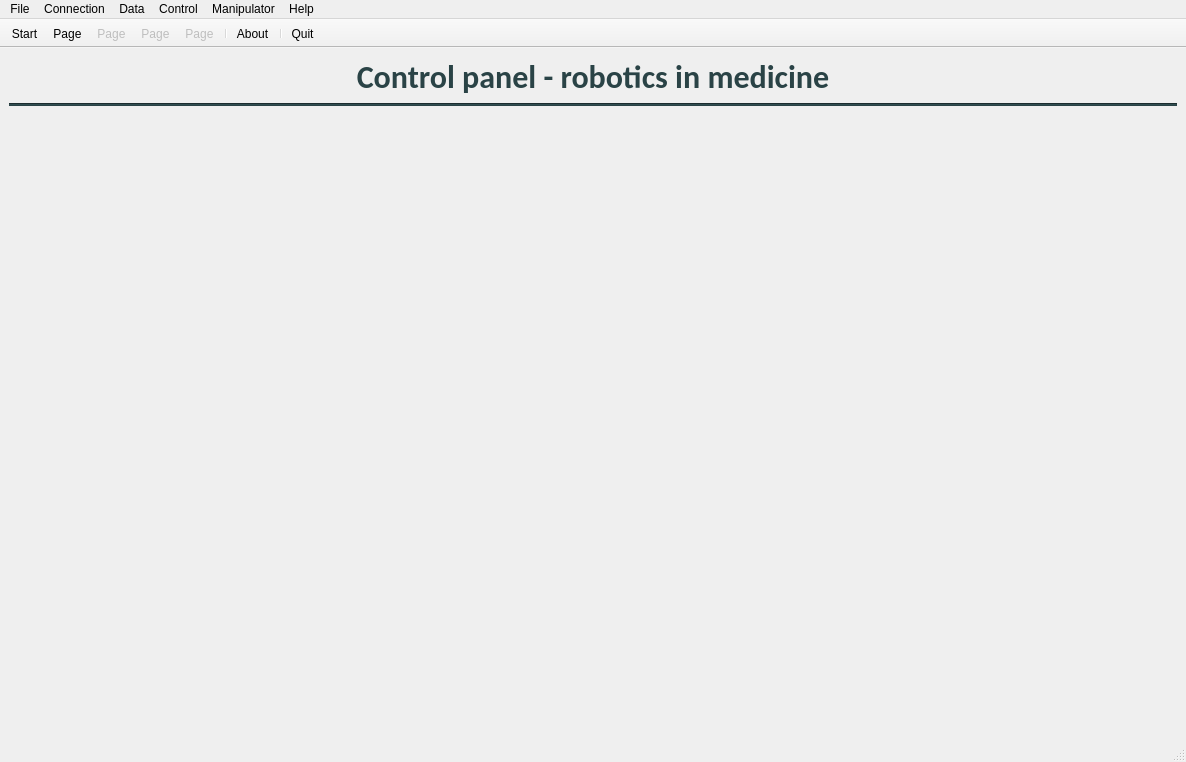
The window that Main/GUI_INZ_Main_project/mainwindow.ui (mgmike1011/INZ-GUI) describes before a commit, drawn with Qt 5.
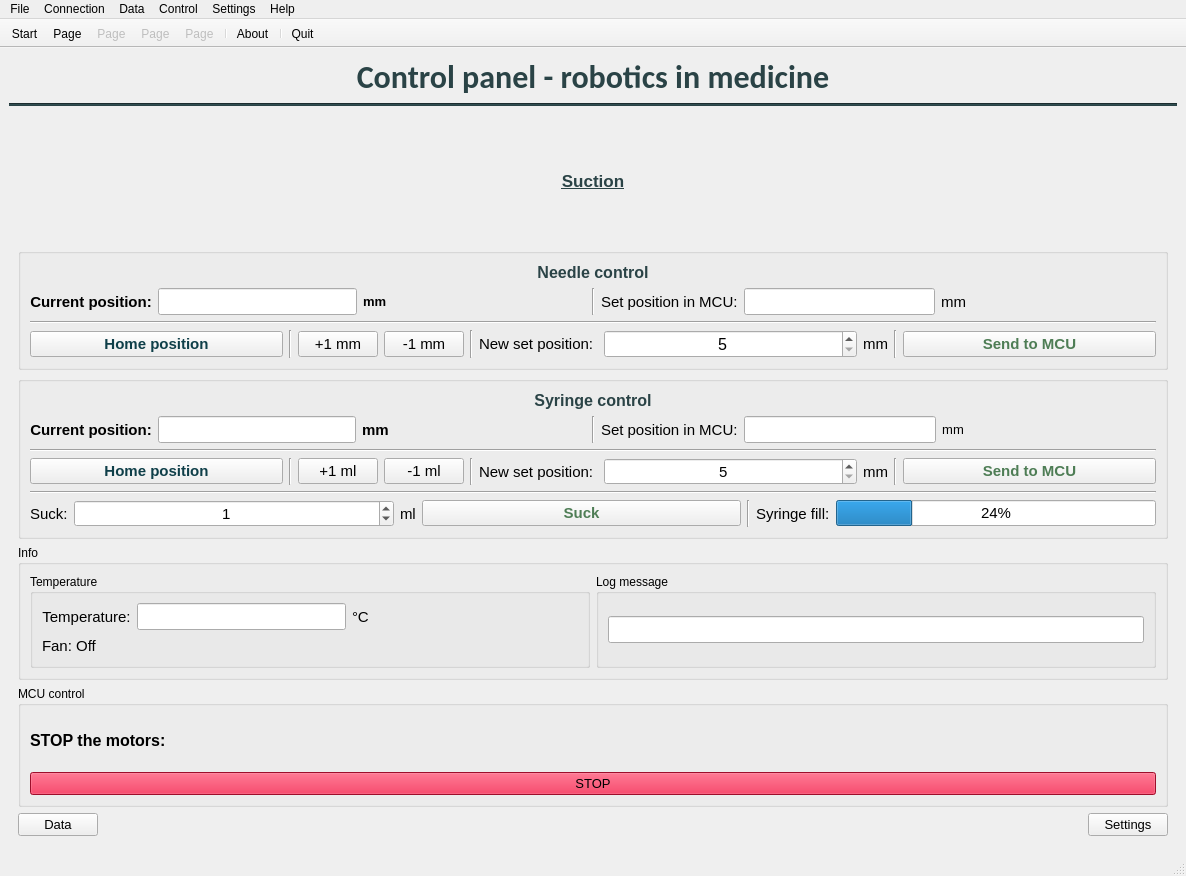
The same window after the commit. The open tabs and pages were chosen to show the change. Icons and pictures are not drawn.

Diff of the .ui file:
```diff
--- a/Main/GUI_INZ_Main_project/mainwindow.ui
+++ b/Main/GUI_INZ_Main_project/mainwindow.ui
@@ -7,7 +7,7 @@
     <x>0</x>
     <y>0</y>
     <width>1186</width>
-    <height>762</height>
+    <height>876</height>
    </rect>
   </property>
   <property name="windowTitle">
@@ -1917,7 +1917,960 @@
         </item>
        </layout>
       </widget>
-      <widget class="QWidget" name="page_6_suction"/>
+      <widget class="QWidget" name="page_6_suction">
+       <layout class="QVBoxLayout" name="verticalLayout_34">
+        <item>
+         <widget class="QLabel" name="label_96">
+          <property name="font">
+           <font>
+            <pointsize>12</pointsize>
+            <bold>true</bold>
+            <underline>true</underline>
+           </font>
+          </property>
+          <property name="text">
+           <string>&lt;html&gt;&lt;head/&gt;&lt;body&gt;&lt;p align=&quot;center&quot;&gt;&lt;span style=&quot; font-size:13pt; font-weight:700; color:#2a4346;&quot;&gt;Suction&lt;/span&gt;&lt;/p&gt;&lt;/body&gt;&lt;/html&gt;</string>
+          </property>
+         </widget>
+        </item>
+        <item>
+         <widget class="QGroupBox" name="groupBox_17">
+          <property name="title">
+           <string/>
+          </property>
+          <layout class="QVBoxLayout" name="verticalLayout_32">
+           <item>
+            <widget class="QLabel" name="label_89">
+             <property name="font">
+              <font>
+               <pointsize>12</pointsize>
+              </font>
+             </property>
+             <property name="text">
+              <string>&lt;html&gt;&lt;head/&gt;&lt;body&gt;&lt;p align=&quot;center&quot;&gt;&lt;span style=&quot; font-weight:700; color:#2a4346;&quot;&gt;Needle control&lt;/span&gt;&lt;/p&gt;&lt;/body&gt;&lt;/html&gt;</string>
+             </property>
+             <property name="alignment">
+              <set>Qt::AlignCenter</set>
+             </property>
+            </widget>
+           </item>
+           <item>
+            <layout class="QHBoxLayout" name="horizontalLayout_61">
+             <item>
+              <layout class="QHBoxLayout" name="horizontalLayout_62">
+               <item>
+                <widget class="QLabel" name="label_90">
+                 <property name="font">
+                  <font>
+                   <pointsize>11</pointsize>
+                   <bold>true</bold>
+                  </font>
+                 </property>
+                 <property name="text">
+                  <string>Current position:</string>
+                 </property>
+                 <property name="alignment">
+                  <set>Qt::AlignCenter</set>
+                 </property>
+                </widget>
+               </item>
+               <item>
+                <widget class="QLineEdit" name="CurrentValueLineEdit_Suction">
+                 <property name="font">
+                  <font>
+                   <pointsize>12</pointsize>
+                   <bold>true</bold>
+                  </font>
+                 </property>
+                 <property name="cursor">
+                  <cursorShape>ArrowCursor</cursorShape>
+                 </property>
+                 <property name="alignment">
+                  <set>Qt::AlignCenter</set>
+                 </property>
+                 <property name="readOnly">
+                  <bool>true</bool>
+                 </property>
+                </widget>
+               </item>
+               <item>
+                <widget class="QLabel" name="label_91">
+                 <property name="font">
+                  <font>
+                   <pointsize>10</pointsize>
+                   <bold>true</bold>
+                  </font>
+                 </property>
+                 <property name="text">
+                  <string>mm</string>
+                 </property>
+                </widget>
+               </item>
+               <item>
+                <spacer name="horizontalSpacer_36">
+                 <property name="orientation">
+                  <enum>Qt::Horizontal</enum>
+                 </property>
+                 <property name="sizeHint" stdset="0">
+                  <size>
+                   <width>40</width>
+                   <height>20</height>
+                  </size>
+                 </property>
+                </spacer>
+               </item>
+              </layout>
+             </item>
+             <item>
+              <widget class="Line" name="line_38">
+               <property name="orientation">
+                <enum>Qt::Vertical</enum>
+               </property>
+              </widget>
+             </item>
+             <item>
+              <layout class="QHBoxLayout" name="horizontalLayout_63">
+               <item>
+                <widget class="QLabel" name="label_92">
+                 <property name="font">
+                  <font>
+                   <pointsize>11</pointsize>
+                  </font>
+                 </property>
+                 <property name="text">
+                  <string>Set position in MCU:</string>
+                 </property>
+                </widget>
+               </item>
+               <item>
+                <widget class="QLineEdit" name="NeedleSetPositionLineEdit_Suction">
+                 <property name="font">
+                  <font>
+                   <pointsize>12</pointsize>
+                  </font>
+                 </property>
+                 <property name="cursor">
+                  <cursorShape>ArrowCursor</cursorShape>
+                 </property>
+                 <property name="alignment">
+                  <set>Qt::AlignCenter</set>
+                 </property>
+                 <property name="readOnly">
+                  <bool>true</bool>
+                 </property>
+                </widget>
+               </item>
+               <item>
+                <widget class="QLabel" name="label_93">
+                 <property name="font">
+                  <font>
+                   <pointsize>11</pointsize>
+                  </font>
+                 </property>
+                 <property name="text">
+                  <string>mm</string>
+                 </property>
+                 <property name="alignment">
+                  <set>Qt::AlignCenter</set>
+                 </property>
+                </widget>
+               </item>
+               <item>
+                <spacer name="horizontalSpacer_37">
+                 <property name="orientation">
+                  <enum>Qt::Horizontal</enum>
+                 </property>
+                 <property name="sizeHint" stdset="0">
+                  <size>
+                   <width>40</width>
+                   <height>20</height>
+                  </size>
+                 </property>
+                </spacer>
+               </item>
+              </layout>
+             </item>
+            </layout>
+           </item>
+           <item>
+            <widget class="Line" name="line_39">
+             <property name="orientation">
+              <enum>Qt::Horizontal</enum>
+             </property>
+            </widget>
+           </item>
+           <item>
+            <layout class="QHBoxLayout" name="horizontalLayout_64" stretch="1,0,0,0,0,0,1,0,0,1">
+             <item>
+              <widget class="QPushButton" name="HomePositionPushButton_NeedleSuction">
+               <property name="font">
+                <font>
+                 <pointsize>11</pointsize>
+                 <bold>true</bold>
+                </font>
+               </property>
+               <property name="cursor">
+                <cursorShape>PointingHandCursor</cursorShape>
+               </property>
+               <property name="styleSheet">
+                <string notr="true">color: rgb(15, 63, 73);</string>
+               </property>
+               <property name="text">
+                <string>Home position</string>
+               </property>
+              </widget>
+             </item>
+             <item>
+              <widget class="Line" name="line_40">
+               <property name="orientation">
+                <enum>Qt::Vertical</enum>
+               </property>
+              </widget>
+             </item>
+             <item>
+              <widget class="QPushButton" name="PlusOnemmPushButton_NeedleSuction">
+               <property name="font">
+                <font>
+                 <pointsize>11</pointsize>
+                </font>
+               </property>
+               <property name="cursor">
+                <cursorShape>PointingHandCursor</cursorShape>
+               </property>
+               <property name="text">
+                <string>+1 mm</string>
+               </property>
+              </widget>
+             </item>
+             <item>
+              <widget class="QPushButton" name="MinusOnemmPushButton_NeedleSuction">
+               <property name="font">
+                <font>
+                 <pointsize>11</pointsize>
+                </font>
+               </property>
+               <property name="cursor">
+                <cursorShape>PointingHandCursor</cursorShape>
+               </property>
+               <property name="text">
+                <string>-1 mm</string>
+               </property>
+              </widget>
+             </item>
+             <item>
+              <widget class="Line" name="line_41">
+               <property name="orientation">
+                <enum>Qt::Vertical</enum>
+               </property>
+              </widget>
+             </item>
+             <item>
+              <widget class="QLabel" name="label_94">
+               <property name="font">
+                <font>
+                 <pointsize>11</pointsize>
+                </font>
+               </property>
+               <property name="text">
+                <string>New set position: </string>
+               </property>
+              </widget>
+             </item>
+             <item>
+              <widget class="QSpinBox" name="NewSetPositionSpinBox_Suction">
+               <property name="font">
+                <font>
+                 <pointsize>12</pointsize>
+                </font>
+               </property>
+               <property name="cursor">
+                <cursorShape>PointingHandCursor</cursorShape>
+               </property>
+               <property name="alignment">
+                <set>Qt::AlignCenter</set>
+               </property>
+               <property name="minimum">
+                <number>5</number>
+               </property>
+               <property name="maximum">
+                <number>200</number>
+               </property>
+              </widget>
+             </item>
+             <item>
+              <widget class="QLabel" name="label_95">
+               <property name="font">
+                <font>
+                 <pointsize>11</pointsize>
+                </font>
+               </property>
+               <property name="text">
+                <string>mm</string>
+               </property>
+               <property name="alignment">
+                <set>Qt::AlignCenter</set>
+               </property>
+              </widget>
+             </item>
+             <item>
+              <widget class="Line" name="line_42">
+               <property name="orientation">
+                <enum>Qt::Vertical</enum>
+               </property>
+              </widget>
+             </item>
+             <item>
+              <widget class="QPushButton" name="SendToMCUPushButton_NeedleSuction">
+               <property name="font">
+                <font>
+                 <pointsize>11</pointsize>
+                 <bold>true</bold>
+                </font>
+               </property>
+               <property name="cursor">
+                <cursorShape>PointingHandCursor</cursorShape>
+               </property>
+               <property name="styleSheet">
+                <string notr="true">color: rgb(78, 125, 85);
+</string>
+               </property>
+               <property name="text">
+                <string>Send to MCU</string>
+               </property>
+              </widget>
+             </item>
+            </layout>
+           </item>
+          </layout>
+         </widget>
+        </item>
+        <item>
+         <widget class="QGroupBox" name="groupBox_18">
+          <property name="title">
+           <string/>
+          </property>
+          <layout class="QVBoxLayout" name="verticalLayout_33">
+           <item>
+            <widget class="QLabel" name="label_97">
+             <property name="font">
+              <font>
+               <pointsize>12</pointsize>
+              </font>
+             </property>
+             <property name="text">
+              <string>&lt;html&gt;&lt;head/&gt;&lt;body&gt;&lt;p align=&quot;center&quot;&gt;&lt;span style=&quot; font-weight:700; color:#2a4346;&quot;&gt;Syringe control&lt;/span&gt;&lt;/p&gt;&lt;/body&gt;&lt;/html&gt;</string>
+             </property>
+             <property name="alignment">
+              <set>Qt::AlignCenter</set>
+             </property>
+            </widget>
+           </item>
+           <item>
+            <layout class="QHBoxLayout" name="horizontalLayout_65">
+             <item>
+              <layout class="QHBoxLayout" name="horizontalLayout_66">
+               <item>
+                <widget class="QLabel" name="label_98">
+                 <property name="font">
+                  <font>
+                   <pointsize>11</pointsize>
+                   <bold>true</bold>
+                  </font>
+                 </property>
+                 <property name="text">
+                  <string>Current position:</string>
+                 </property>
+                 <property name="alignment">
+                  <set>Qt::AlignCenter</set>
+                 </property>
+                </widget>
+               </item>
+               <item>
+                <widget class="QLineEdit" name="CurrentValueLineEdit_SyringeSuction">
+                 <property name="font">
+                  <font>
+                   <pointsize>12</pointsize>
+                   <bold>true</bold>
+                  </font>
+                 </property>
+                 <property name="cursor">
+                  <cursorShape>ArrowCursor</cursorShape>
+                 </property>
+                 <property name="alignment">
+                  <set>Qt::AlignCenter</set>
+                 </property>
+                 <property name="readOnly">
+                  <bool>true</bool>
+                 </property>
+                </widget>
+               </item>
+               <item>
+                <widget class="QLabel" name="label_99">
+                 <property name="font">
+                  <font>
+                   <pointsize>11</pointsize>
+                   <bold>true</bold>
+                  </font>
+                 </property>
+                 <property name="text">
+                  <string>mm</string>
+                 </property>
+                </widget>
+               </item>
+               <item>
+                <spacer name="horizontalSpacer_38">
+                 <property name="orientation">
+                  <enum>Qt::Horizontal</enum>
+                 </property>
+                 <property name="sizeHint" stdset="0">
+                  <size>
+                   <width>40</width>
+                   <height>20</height>
+                  </size>
+                 </property>
+                </spacer>
+               </item>
+              </layout>
+             </item>
+             <item>
+              <widget class="Line" name="line_43">
+               <property name="orientation">
+                <enum>Qt::Vertical</enum>
+               </property>
+              </widget>
+             </item>
+             <item>
+              <layout class="QHBoxLayout" name="horizontalLayout_67">
+               <item>
+                <widget class="QLabel" name="label_100">
+                 <property name="font">
+                  <font>
+                   <pointsize>11</pointsize>
+                  </font>
+                 </property>
+                 <property name="text">
+                  <string>Set position in MCU:</string>
+                 </property>
+                </widget>
+               </item>
+               <item>
+                <widget class="QLineEdit" name="SyringeSetPositionLineEdit_Suction">
+                 <property name="font">
+                  <font>
+                   <pointsize>12</pointsize>
+                  </font>
+                 </property>
+                 <property name="cursor">
+                  <cursorShape>ArrowCursor</cursorShape>
+                 </property>
+                 <property name="alignment">
+                  <set>Qt::AlignCenter</set>
+                 </property>
+                 <property name="readOnly">
+                  <bool>true</bool>
+                 </property>
+                </widget>
+               </item>
+               <item>
+                <widget class="QLabel" name="label_101">
+                 <property name="font">
+                  <font>
+                   <pointsize>10</pointsize>
+                  </font>
+                 </property>
+                 <property name="text">
+                  <string>mm</string>
+                 </property>
+                 <property name="alignment">
+                  <set>Qt::AlignCenter</set>
+                 </property>
+                </widget>
+               </item>
+               <item>
+                <spacer name="horizontalSpacer_39">
+                 <property name="orientation">
+                  <enum>Qt::Horizontal</enum>
+                 </property>
+                 <property name="sizeHint" stdset="0">
+                  <size>
+                   <width>40</width>
+                   <height>20</height>
+                  </size>
+                 </property>
+                </spacer>
+               </item>
+              </layout>
+             </item>
+            </layout>
+           </item>
+           <item>
+            <widget class="Line" name="line_44">
+             <property name="orientation">
+              <enum>Qt::Horizontal</enum>
+             </property>
+            </widget>
+           </item>
+           <item>
+            <layout class="QHBoxLayout" name="horizontalLayout_68" stretch="1,0,0,0,0,0,1,0,0,1">
+             <item>
+              <widget class="QPushButton" name="HomePositionPushButton_SyringeSuction">
+               <property name="font">
+                <font>
+                 <pointsize>11</pointsize>
+                 <bold>true</bold>
+                </font>
+               </property>
+               <property name="cursor">
+                <cursorShape>PointingHandCursor</cursorShape>
+               </property>
+               <property name="styleSheet">
+                <string notr="true">color: rgb(15, 63, 73);</string>
+               </property>
+               <property name="text">
+                <string>Home position</string>
+               </property>
+              </widget>
+             </item>
+             <item>
+              <widget class="Line" name="line_45">
+               <property name="orientation">
+                <enum>Qt::Vertical</enum>
+               </property>
+              </widget>
+             </item>
+             <item>
+              <widget class="QPushButton" name="PlusOnemlPushButton_SyringeSuction">
+               <property name="font">
+                <font>
+                 <pointsize>11</pointsize>
+                </font>
+               </property>
+               <property name="cursor">
+                <cursorShape>PointingHandCursor</cursorShape>
+               </property>
+               <property name="text">
+                <string>+1 ml</string>
+               </property>
+              </widget>
+             </item>
+             <item>
+              <widget class="QPushButton" name="MinusOnemlPushButton_SyringeSuction">
+               <property name="font">
+                <font>
+                 <pointsize>11</pointsize>
+                </font>
+               </property>
+               <property name="cursor">
+                <cursorShape>PointingHandCursor</cursorShape>
+               </property>
+               <property name="text">
+                <string>-1 ml</string>
+               </property>
+              </widget>
+             </item>
+             <item>
+              <widget class="Line" name="line_46">
+               <property name="orientation">
+                <enum>Qt::Vertical</enum>
+               </property>
+              </widget>
+             </item>
+             <item>
+              <widget class="QLabel" name="label_102">
+               <property name="font">
+                <font>
+                 <pointsize>11</pointsize>
+                </font>
+               </property>
+               <property name="text">
+                <string>New set position: </string>
+               </property>
+              </widget>
+             </item>
+             <item>
+              <widget class="QSpinBox" name="NewSetPositionSpinBox_SyringeSuction">
+               <property name="font">
+                <font>
+                 <pointsize>11</pointsize>
+                </font>
+               </property>
+               <property name="cursor">
+                <cursorShape>PointingHandCursor</cursorShape>
+               </property>
+               <property name="alignment">
+                <set>Qt::AlignCenter</set>
+               </property>
+               <property name="minimum">
+                <number>5</number>
+               </property>
+               <property name="maximum">
+                <number>200</number>
+               </property>
+              </widget>
+             </item>
+             <item>
+              <widget class="QLabel" name="label_103">
+               <property name="font">
+                <font>
+                 <pointsize>11</pointsize>
+                </font>
+               </property>
+               <property name="text">
+                <string>mm</string>
+               </property>
+               <property name="alignment">
+                <set>Qt::AlignCenter</set>
+               </property>
+              </widget>
+             </item>
+             <item>
+              <widget class="Line" name="line_47">
+               <property name="orientation">
+                <enum>Qt::Vertical</enum>
+               </property>
+              </widget>
+             </item>
+             <item>
+              <widget class="QPushButton" name="SendToMCUPushButton_SyringeSuction">
+               <property name="font">
+                <font>
+                 <pointsize>11</pointsize>
+                 <bold>true</bold>
+                </font>
+               </property>
+               <property name="cursor">
+                <cursorShape>PointingHandCursor</cursorShape>
+               </property>
+               <property name="styleSheet">
+                <string notr="true">color: rgb(78, 125, 85);</string>
+               </property>
+               <property name="text">
+                <string>Send to MCU</string>
+               </property>
+              </widget>
+             </item>
+            </layout>
+           </item>
+           <item>
+            <widget class="Line" name="line_48">
+             <property name="orientation">
+              <enum>Qt::Horizontal</enum>
+             </property>
+            </widget>
+           </item>
+           <item>
+            <layout class="QHBoxLayout" name="horizontalLayout_69" stretch="0,1,0,1,0,0,1">
+             <item>
+              <widget class="QLabel" name="label_104">
+               <property name="font">
+                <font>
+                 <pointsize>11</pointsize>
+                </font>
+               </property>
+               <property name="text">
+                <string>Suck:</string>
+               </property>
+              </widget>
+             </item>
+             <item>
+              <widget class="QSpinBox" name="MililitersToSuckSpinBox_Suction">
+               <property name="font">
+                <font>
+                 <pointsize>11</pointsize>
+                </font>
+               </property>
+               <property name="alignment">
+                <set>Qt::AlignCenter</set>
+               </property>
+               <property name="value">
+                <number>1</number>
+               </property>
+              </widget>
+             </item>
+             <item>
+              <widget class="QLabel" name="label_105">
+               <property name="font">
+                <font>
+                 <pointsize>11</pointsize>
+                </font>
+               </property>
+               <property name="text">
+                <string>ml</string>
+               </property>
+              </widget>
+             </item>
+             <item>
+              <widget class="QPushButton" name="SuckPushButton_Suction">
+               <property name="font">
+                <font>
+                 <pointsize>11</pointsize>
+                 <bold>true</bold>
+                </font>
+               </property>
+               <property name="styleSheet">
+                <string notr="true">color: rgb(78, 125, 85);</string>
+               </property>
+               <property name="text">
+                <string>Suck</string>
+               </property>
+              </widget>
+             </item>
+             <item>
+              <widget class="Line" name="line_49">
+               <property name="orientation">
+                <enum>Qt::Vertical</enum>
+               </property>
+              </widget>
+             </item>
+             <item>
+              <widget class="QLabel" name="label_106">
+               <property name="font">
+                <font>
+                 <pointsize>11</pointsize>
+                </font>
+               </property>
+               <property name="text">
+                <string>Syringe fill:</string>
+               </property>
+              </widget>
+             </item>
+             <item>
+              <widget class="QProgressBar" name="SyringeFillProgressBar_Suction">
+               <property name="font">
+                <font>
+                 <pointsize>11</pointsize>
+                </font>
+               </property>
+               <property name="value">
+                <number>24</number>
+               </property>
+              </widget>
+             </item>
+            </layout>
+           </item>
+          </layout>
+         </widget>
+        </item>
+        <item>
+         <widget class="QGroupBox" name="groupBox_9">
+          <property name="title">
+           <string>Info</string>
+          </property>
+          <layout class="QHBoxLayout" name="horizontalLayout_57">
+           <item>
+            <widget class="QGroupBox" name="groupBox_14">
+             <property name="title">
+              <string>Temperature</string>
+             </property>
+             <layout class="QVBoxLayout" name="verticalLayout_29">
+              <item>
+               <layout class="QHBoxLayout" name="horizontalLayout_58">
+                <item>
+                 <widget class="QLabel" name="label_76">
+                  <property name="font">
+                   <font>
+                    <pointsize>11</pointsize>
+                   </font>
+                  </property>
+                  <property name="text">
+                   <string>Temperature:</string>
+                  </property>
+                  <property name="alignment">
+                   <set>Qt::AlignCenter</set>
+                  </property>
+                 </widget>
+                </item>
+                <item>
+                 <widget class="QLineEdit" name="TemperatureLineEdit_Suction">
+                  <property name="font">
+                   <font>
+                    <pointsize>12</pointsize>
+                   </font>
+                  </property>
+                  <property name="alignment">
+                   <set>Qt::AlignCenter</set>
+                  </property>
+                  <property name="readOnly">
+                   <bool>true</bool>
+                  </property>
+                 </widget>
+                </item>
+                <item>
+                 <widget class="QLabel" name="label_87">
+                  <property name="font">
+                   <font>
+                    <pointsize>11</pointsize>
+                   </font>
+                  </property>
+                  <property name="text">
+                   <string>°C</string>
+                  </property>
+                 </widget>
+                </item>
+                <item>
+                 <spacer name="horizontalSpacer_33">
+                  <property name="orientation">
+                   <enum>Qt::Horizontal</enum>
+                  </property>
+                  <property name="sizeHint" stdset="0">
+                   <size>
+                    <width>40</width>
+                    <height>20</height>
+                   </size>
+                  </property>
+                 </spacer>
+                </item>
+               </layout>
+              </item>
+              <item>
+               <layout class="QHBoxLayout" name="horizontalLayout_59">
+                <item>
+                 <widget class="QLabel" name="FanInfoLabel_Suction">
+                  <property name="font">
+                   <font>
+                    <pointsize>11</pointsize>
+                   </font>
+                  </property>
+                  <property name="text">
+                   <string>Fan: Off</string>
+                  </property>
+                 </widget>
+                </item>
+                <item>
+                 <spacer name="horizontalSpacer_34">
+                  <property name="orientation">
+                   <enum>Qt::Horizontal</enum>
+                  </property>
+                  <property name="sizeHint" stdset="0">
+                   <size>
+                    <width>40</width>
+                    <height>20</height>
+                   </size>
+                  </property>
+                 </spacer>
+                </item>
+               </layout>
+              </item>
+             </layout>
+            </widget>
+           </item>
+           <item>
+            <widget class="QGroupBox" name="groupBox_15">
+             <property name="title">
+              <string>Log message</string>
+             </property>
+             <layout class="QVBoxLayout" name="verticalLayout_30">
+              <item>
+               <widget class="QLineEdit" name="LogMessageLineEdit_Suction">
+                <property name="font">
+                 <font>
+                  <pointsize>12</pointsize>
+                 </font>
+                </property>
+                <property name="alignment">
+                 <set>Qt::AlignCenter</set>
+                </property>
+                <property name="readOnly">
+                 <bool>true</bool>
+                </property>
+               </widget>
+              </item>
+             </layout>
+            </widget>
+           </item>
+          </layout>
+         </widget>
+        </item>
+        <item>
+         <widget class="QGroupBox" name="groupBox_16">
+          <property name="title">
+           <string>MCU control</string>
+          </property>
+          <layout class="QVBoxLayout" name="verticalLayout_31">
+           <item>
+            <widget class="QLabel" name="label_88">
+             <property name="font">
+              <font>
+               <pointsize>12</pointsize>
+               <bold>true</bold>
+              </font>
+             </property>
+             <property name="text">
+              <string>STOP the motors:</string>
+             </property>
+            </widget>
+           </item>
+           <item>
+            <widget class="QPushButton" name="stopMotorsPushButton_Suction">
+             <property name="font">
+              <font>
+               <pointsize>10</pointsize>
+               <bold>false</bold>
+              </font>
+             </property>
+             <property name="cursor">
+              <cursorShape>PointingHandCursor</cursorShape>
+             </property>
+             <property name="styleSheet">
+              <string notr="true">background-color: rgb(220,20,60);</string>
+             </property>
+             <property name="text">
+              <string>STOP</string>
+             </property>
+            </widget>
+           </item>
+          </layout>
+         </widget>
+        </item>
+        <item>
+         <layout class="QHBoxLayout" name="horizontalLayout_60">
+          <item>
+           <widget class="QPushButton" name="DataPagePushButton_Suction">
+            <property name="font">
+             <font>
+              <pointsize>10</pointsize>
+             </font>
+            </property>
+            <property name="cursor">
+             <cursorShape>PointingHandCursor</cursorShape>
+            </property>
+            <property name="text">
+             <string>Data</string>
+            </property>
+           </widget>
+          </item>
+          <item>
+           <spacer name="horizontalSpacer_35">
+            <property name="orientation">
+             <enum>Qt::Horizontal</enum>
+            </property>
+            <property name="sizeHint" stdset="0">
+             <size>
+              <width>40</width>
+              <height>20</height>
+             </size>
+            </property>
+           </spacer>
+          </item>
+          <item>
+           <widget class="QPushButton" name="SettingsPagePushButton_Suction">
+            <property name="font">
+             <font>
+              <pointsize>10</pointsize>
+             </font>
+            </property>
+            <property name="cursor">
+             <cursorShape>PointingHandCursor</cursorShape>
+            </property>
+            <property name="text">
+             <string>Settings</string>
+            </property>
+           </widget>
+          </item>
+         </layout>
+        </item>
+       </layout>
+      </widget>
      </widget>
     </item>
    </layout>
@@ -1928,7 +2881,7 @@
      <x>0</x>
      <y>0</y>
      <width>1186</width>
-     <height>21</height>
+     <height>25</height>
     </rect>
    </property>
    <widget class="QMenu" name="menuFile">
@@ -1964,7 +2917,7 @@
    </widget>
    <widget class="QMenu" name="menuManipulator">
     <property name="title">
-     <string>Manipulator</string>
+     <string>Settings</string>
     </property>
     <addaction name="manipulatorActionPage"/>
     <addaction name="separator"/>
```
Left out of the diff: 129 changed lines with no effect on the pictures.
